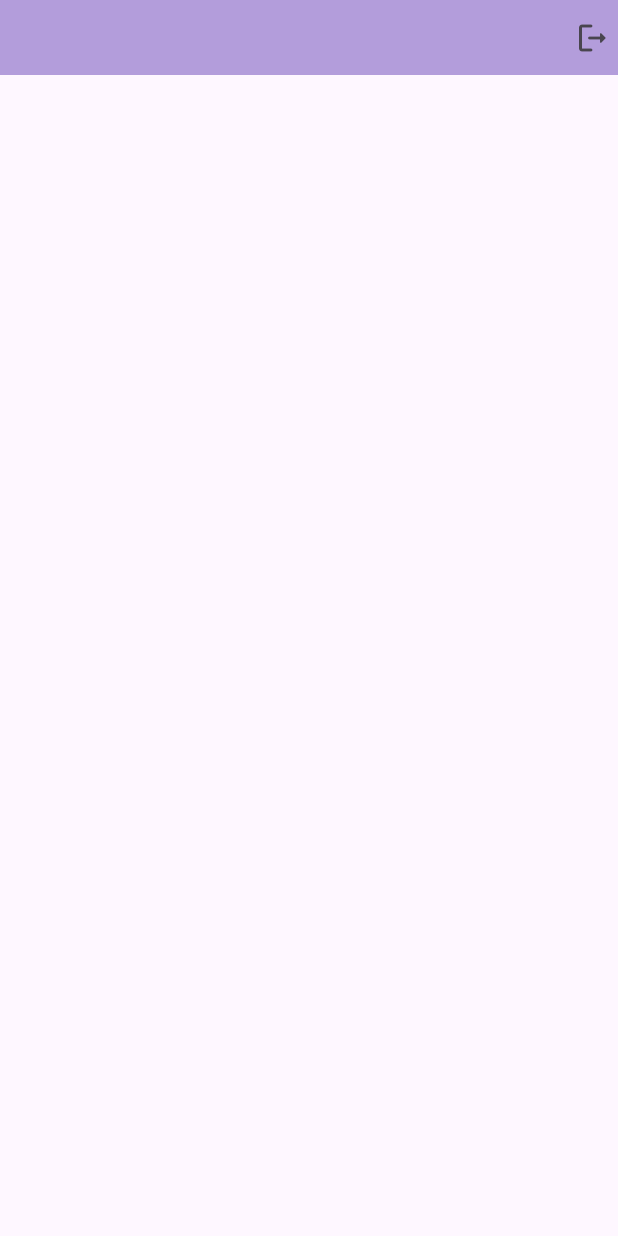
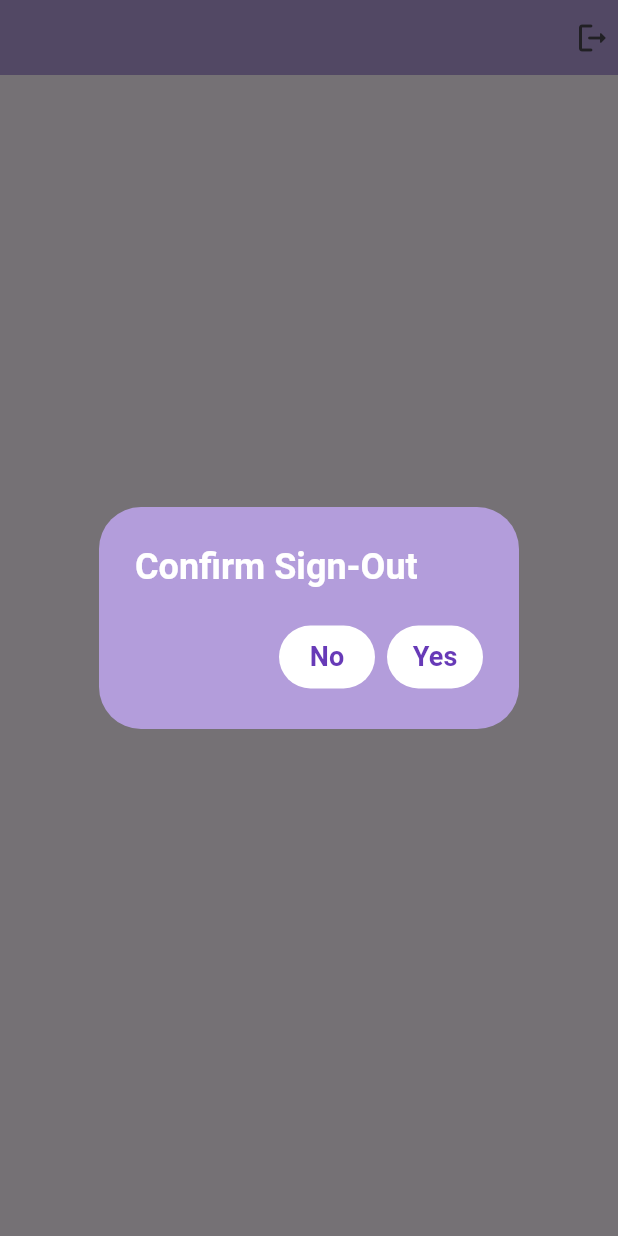
Before and after one commit to sagarrajgit/Chat_App, a Flutter app: the screen it shows once a user with an empty profile is signed in, after a tap on the "logout" icon, on a phone screen of 412 x 824 dp. Run offline on Flutter 3.47's test engine with Material 3 defaults, Android fonts, the phone set to English and light mode, and no system bars; our stand-ins replace cloud_firestore, firebase_auth, firebase_core; accounts and stored records are empty.

Commit message:
second commit

```diff
--- /dev/null
+++ b/lib/helper/dialog_page.dart
@@ -0,0 +1,42 @@
+import 'package:firebase_auth/firebase_auth.dart';
+import 'package:flutter/material.dart';
+
+class DialogPage extends StatelessWidget {
+  const DialogPage({super.key});
+
+  @override
+  Widget build(BuildContext context) {
+    return Center(
+      child: AlertDialog(
+        backgroundColor: Colors.deepPurple.shade200,
+        title: const Text(
+          'Confirm Sign-Out',
+          style: TextStyle(color: Colors.white, fontWeight: FontWeight.bold),
+        ),
+
+        // buttons
+        actions: [
+          TextButton(
+            onPressed: () => Navigator.pop(context),
+            style: const ButtonStyle(
+              backgroundColor: MaterialStatePropertyAll(Colors.white),
+              foregroundColor: MaterialStatePropertyAll(Colors.deepPurple),
+            ),
+            child:const Text('No', style: TextStyle(fontSize: 18, fontWeight: FontWeight.bold)),
+          ),
+          TextButton(
+            onPressed: () {
+              FirebaseAuth.instance.signOut();
+              Navigator.pop(context);
+            },
+            style: const ButtonStyle(
+              backgroundColor: MaterialStatePropertyAll(Colors.white),
+              foregroundColor: MaterialStatePropertyAll(Colors.deepPurple)
+            ),
+            child: const Text('Yes', style: TextStyle(fontSize: 18, fontWeight: FontWeight.bold)),
+          ),
+        ],
+      ),
+    );
+  }
+}
--- a/lib/screens/home_page.dart
+++ b/lib/screens/home_page.dart
@@ -1,3 +1,4 @@
+import 'package:assignment_app/helper/dialog_page.dart';
 import 'package:cloud_firestore/cloud_firestore.dart';
 import 'package:firebase_auth/firebase_auth.dart';
 import 'package:flutter/material.dart';
@@ -27,7 +28,10 @@ class _HomePageState extends State<HomePage> {
         actions: [
           InkWell(
               onTap: () {
-                FirebaseAuth.instance.signOut();
+                showDialog(
+                  context: context,
+                  builder: (context) => const DialogPage()
+                );
               },
               child: const Padding(
                 padding: EdgeInsets.only(right: 5.0),
```
Also changed, not shown: pubspec.lock, 7 other files.
